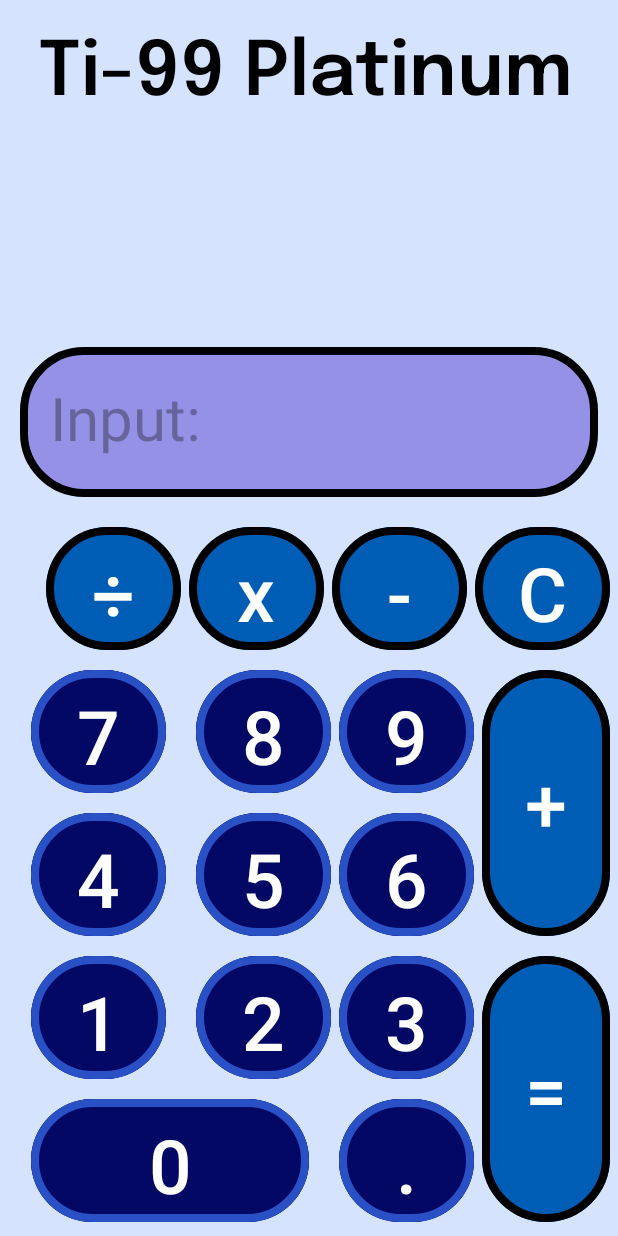
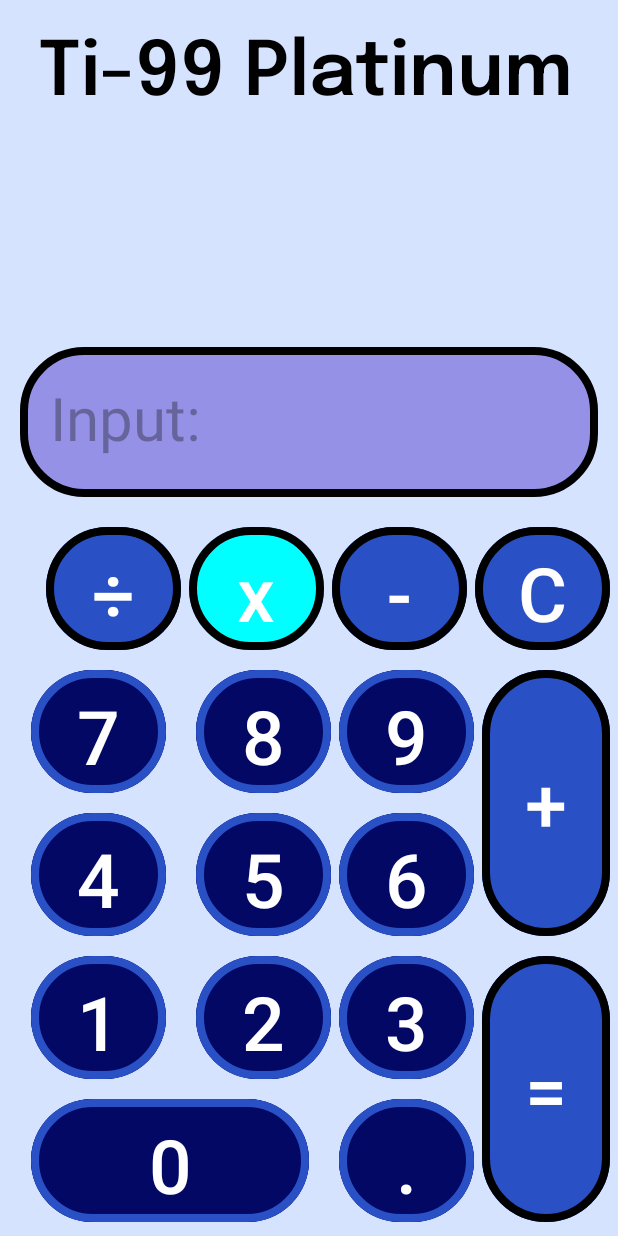
Before and after one commit to OliverL722/CalculatorApp, an Android app: the screen it shows after launch (MainActivity), after a tap on an icon or button, on a phone screen of 412 x 824 dp. Run offline under Robolectric (Android 15) with nearby library versions, the phone set to English and light mode, and no system bars; 1 other tap on this screen came first.

```diff
--- a/app/src/main/java/com/example/calculatorapplesiakowski/MainActivity.java
+++ b/app/src/main/java/com/example/calculatorapplesiakowski/MainActivity.java
@@ -2,6 +2,9 @@ package com.example.calculatorapplesiakowski;
 
 import androidx.appcompat.app.AppCompatActivity;
 
+import android.content.res.Resources;
+import android.graphics.Color;
+import android.graphics.drawable.ColorDrawable;
 import android.os.Bundle;
 import android.util.Log;
 import android.view.View;
@@ -15,8 +18,8 @@ public class MainActivity extends AppCompatActivity {
     private double num1;
     private double num2;
 
-    private boolean onNum1 = true;
-    private boolean onNum2 = false;
+    private boolean isOperationSelected = false;
+    private boolean oneDecimal = false;
 
     private String operator = "";
 
@@ -40,11 +43,21 @@ public class MainActivity extends AppCompatActivity {
         else if(beforeOperator.equals("x")){
             return num1*num2;
         }
-        else{
+        else {
             return num1/num2;
         }
+    }
 
-
+    public void clearButBackgrounds(View v){
+        /**
+         *  Holy moly was this hard to get, to set a button background to one of my colors.xml colors, you first have to grab
+         *  the resource file, where you grab color, in which you grab the xml color file, weird? Applied from chatGPT
+         */
+        findViewById(R.id.buttonDivide).setBackgroundColor(getResources().getColor(R.color.strokeOutsideDark));
+        findViewById(R.id.buttonMultiply).setBackgroundColor(getResources().getColor(R.color.strokeOutsideDark));
+        findViewById(R.id.buttonSubtract).setBackgroundColor(getResources().getColor(R.color.strokeOutsideDark));
+        findViewById(R.id.buttonClear).setBackgroundColor(getResources().getColor(R.color.strokeOutsideDark));
+        findViewById(R.id.buttonAdd).setBackgroundColor(getResources().getColor(R.color.strokeOutsideDark));
 
     }
 
@@ -57,6 +70,7 @@ public class MainActivity extends AppCompatActivity {
         //EQUAL
         if(butSelected.getText().equals("=")){
 
+            clearButBackgrounds(v);
             num2 = Double.parseDouble(numSelected);
             numSelected = "";
             Log.i("Oliver", "NUM 2 Is " + num2);
@@ -69,6 +83,14 @@ public class MainActivity extends AppCompatActivity {
 
             num1 = calculatedNum;
             numSelected = Double.toString(num1);
+            oneDecimal = true;
+        }
+
+        else if(butSelected.getText().equals(".") && oneDecimal == false){
+            isOperationSelected = false;
+            numSelected += butSelected.getText();
+            input.setText(numSelected);
+            oneDecimal = true;
         }
 
         //CLEAR
@@ -78,27 +100,33 @@ public class MainActivity extends AppCompatActivity {
             num1 = 0;
             num2 = 0;
             operator = "";
-            onNum2 = false;
+            oneDecimal = false;
         }
-        else if(butSelected.getTag().equals("Number") && !onNum2 && onNum1) {
+
+        else if(butSelected.getTag().equals("Number") && !butSelected.getText().equals(".")) {
+            isOperationSelected = false;
             numSelected += butSelected.getText();
             input.setText(numSelected);
         }
 
-        else if(butSelected.getTag().equals("Operator")){
+        else if(butSelected.getTag().equals("Operator") && isOperationSelected == false){
+            clearButBackgrounds(v);
+            butSelected.setBackgroundColor(Color.CYAN);
+            isOperationSelected = true;
+            operator = "";
             operator += butSelected.getText();
             num1 = Double.parseDouble(numSelected);
             numSelected = "";
-            onNum2 = true;
-            onNum1 = false;
+            oneDecimal = false;
             Log.i("Oliver", "NUM 1 Is " + num1);
         }
 
-        else{
-            numSelected += butSelected.getText();
-            input.setText(numSelected);
+        //IF USER SELECTS OTHER OPERATOR
+        else if(isOperationSelected == true){
+            clearButBackgrounds(v);
+            butSelected.setBackgroundColor(Color.CYAN);
+            operator = "";
+            operator += butSelected.getText();
         }
-
-
     }
 }
--- a/app/src/main/res/layout/activity_main.xml
+++ b/app/src/main/res/layout/activity_main.xml
@@ -92,6 +92,7 @@
         android:height="@dimen/buttonSide"
         android:includeFontPadding="true"
         android:text="+"
+        android:textColorLink="@color/md_theme_dark_background"
         app:layout_constraintBottom_toTopOf="@+id/buttonEqual"
         app:layout_constraintEnd_toEndOf="parent" />
 
--- a/app/src/main/res/values/style.xml
+++ b/app/src/main/res/values/style.xml
@@ -9,6 +9,7 @@
         <item name = "android:layout_margin">5dp</item>
         <item name = "android:layout_width">@dimen/buttonSide</item>
         <item name = "android:layout_height">@dimen/buttonSide</item>
+        <item name = "android:backgroundTint">@color/strokeOutsideDark</item>
         <item name = "strokeColor">@color/md_theme_dark_shadow</item>
         <item name="strokeWidth">@dimen/stokeSize</item>
         <item name="android:onClick">getNumSelected</item>
```
